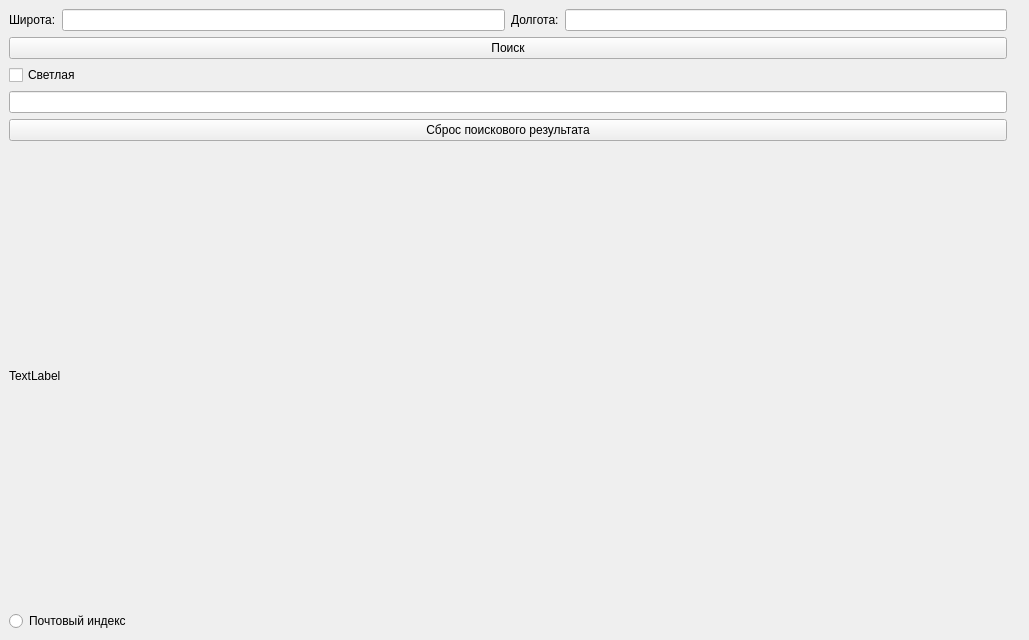
The window that untitled.ui (ilyuxakon/API) describes before a commit, drawn with Qt 5.
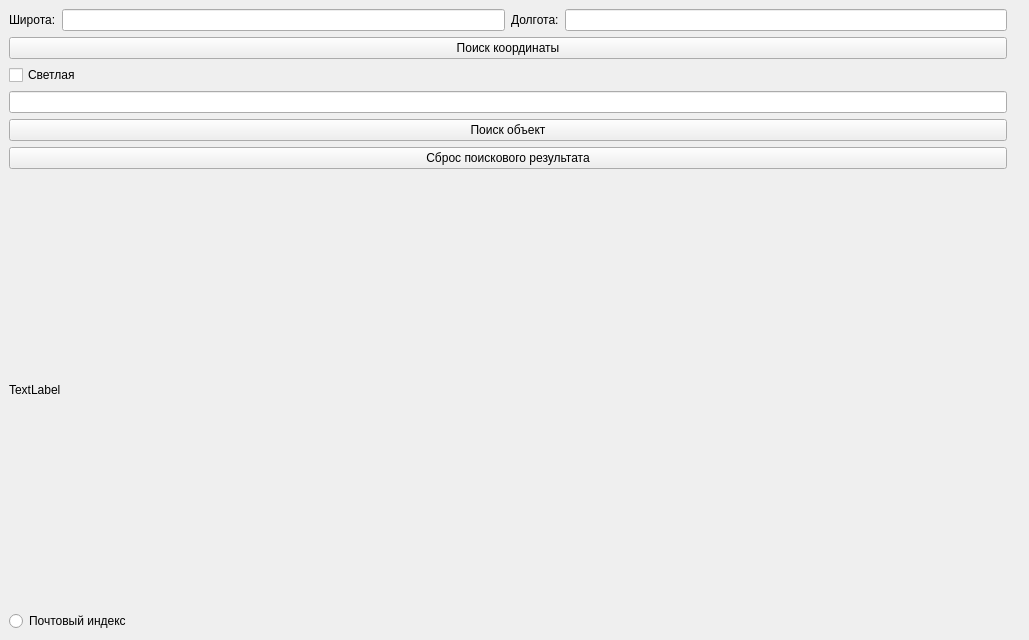
The same window after the commit.

Patch:
```diff
--- a/untitled.ui
+++ b/untitled.ui
@@ -44,7 +44,7 @@
       <item>
        <widget class="QPushButton" name="search_button">
         <property name="text">
-         <string>Поиск</string>
+         <string>Поиск координаты</string>
         </property>
        </widget>
       </item>
@@ -58,6 +58,13 @@
       <item>
        <widget class="QLineEdit" name="search"/>
       </item>
+      <item>
+       <widget class="QPushButton" name="search_button_2">
+        <property name="text">
+         <string>Поиск объект</string>
+        </property>
+       </widget>
+      </item>
       <item>
        <widget class="QPushButton" name="reset">
         <property name="text">
```
